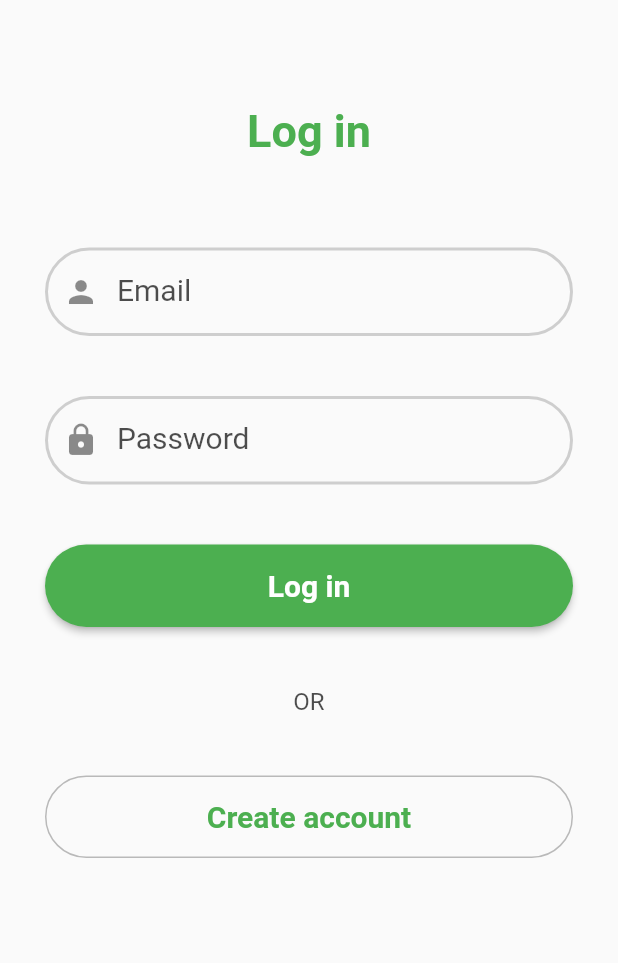
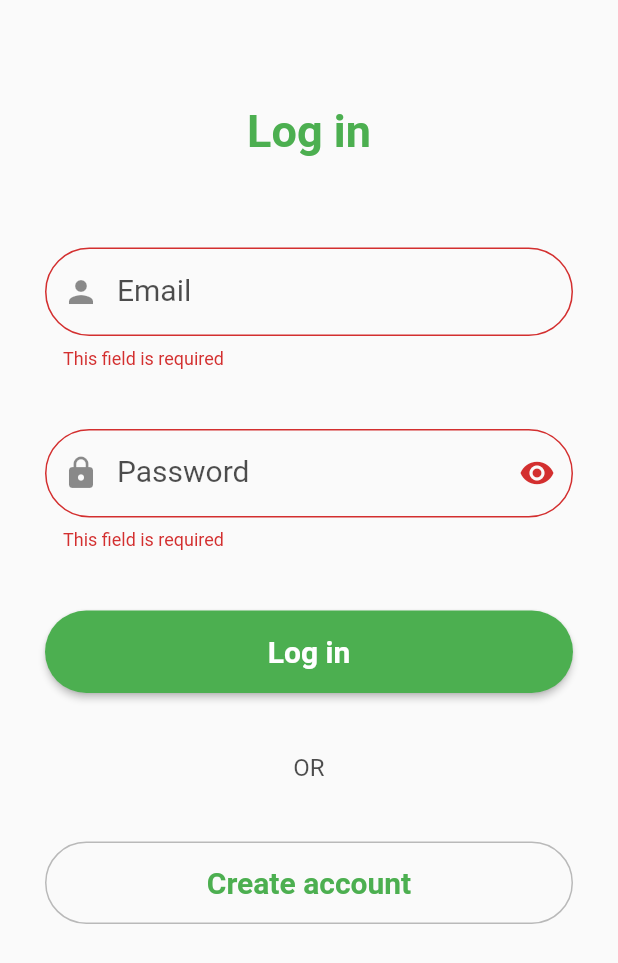
Before and after one commit to Denismr7/spending_planner, a Flutter app: the screen it shows after launch, after a tap on "Log in", on a phone screen of 412 x 824 dp. Shown: the top 963 px of the screen. Run offline on Flutter 3.47's test engine with Material 2 defaults, Android fonts, the phone set to English and light mode, and no system bars; our stand-ins replace firebase_auth, firebase_core; accounts and stored records are empty.

Commit message:
Validate and save auth form and final improvements

```diff
--- /dev/null
+++ b/lib/models/auth_field.dart
@@ -0,0 +1,5 @@
+enum AuthField {
+  Email,
+  Password,
+  RepeatPassword,
+}
--- a/lib/screens/auth.dart
+++ b/lib/screens/auth.dart
@@ -25,7 +25,8 @@ class _AuthScreenState extends State<AuthScreen> {
   @override
   Widget build(BuildContext context) {
     return Scaffold(
-        body: Container(
+        body: SingleChildScrollView(
+      child: Container(
         padding: const EdgeInsets.symmetric(horizontal: 10, vertical: 70),
         width: double.infinity,
         child: Column(
@@ -49,6 +50,7 @@ class _AuthScreenState extends State<AuthScreen> {
             )
           ],
         ),
+      ),
     ));
   }
 }
--- a/lib/widgets/auth_form.dart
+++ b/lib/widgets/auth_form.dart
@@ -1,7 +1,9 @@
 import 'package:flutter/material.dart';
+import 'package:spending_planner/widgets/rounded_form_field.dart';
 
 import '../models/rounded_buttons.dart';
-import 'RoundedElevatedButton.dart';
+import 'rounded_button.dart';
+import '../models/auth_field.dart';
 
 class AuthForm extends StatefulWidget {
   final bool isLogin;
@@ -18,80 +20,95 @@ class AuthForm extends StatefulWidget {
 }
 
 class _AuthFormState extends State<AuthForm> {
+  // Properties
+  final _formKey = GlobalKey<FormState>();
+  final Map<AuthField, String> _authData = Map();
+
+  // Methods
   Widget _buildSizedBox() {
     return SizedBox(height: widget.isLogin ? 40 : 20);
+  }
+
+  String? _validateFormField(AuthField formField, String? value) {
+    if (widget.isLogin && formField == AuthField.RepeatPassword) {
+      return null;
+    }
+    if (value == null || value.isEmpty) {
+      return 'This field is required';
+    }
+
+    switch (formField) {
+      case AuthField.Email:
+        return _validateEmail(value);
+      case AuthField.Password:
+        return _validatePassword(value);
+      case AuthField.RepeatPassword:
+        return _validatePassword(value);
+    }
+  }
+
+  String? _validateEmail(String value) {
+    if (!value.contains("@") || value.length < 4) {
+      return 'Invalid email';
+    }
+
+    return null;
+  }
+
+  String? _validatePassword(String value) {
+    if (value.length < 6) {
+      return 'Password is too short!';
+    }
+
+    return null;
+  }
+
+  _saveField(AuthField field, String? value) {
+    _authData[field] = value!;
+  }
+
+  void _validateAndSubmitForm() {
+    print('Validating...');
+    if (!_formKey.currentState!.validate()) return;
+
+    _formKey.currentState!.save();
+    print('Email: ${_authData[AuthField.Email]}');
   }
 
   @override
   Widget build(BuildContext context) {
     return Form(
+        key: _formKey,
         child: Padding(
           padding: const EdgeInsets.symmetric(horizontal: 20, vertical: 30),
           child: Column(
             children: [
-          TextFormField(
-            decoration: const InputDecoration(
+              RoundedFormField(
+                validator: _validateFormField,
+                onSave: _saveField,
                 prefixIcon: Icon(Icons.person),
+                field: AuthField.Email,
                 labelText: 'Email',
-                labelStyle: TextStyle(
-                  color: const Color.fromARGB(200, 28, 28, 28),
-                  fontSize: 20,
-                ),
-                border: OutlineInputBorder(
-                  borderRadius: const BorderRadius.all(Radius.circular(30)),
-                ),
-                enabledBorder: OutlineInputBorder(
-                  borderRadius: const BorderRadius.all(Radius.circular(30)),
-                  borderSide: const BorderSide(
-                    width: 2.0,
-                    color: const Color.fromARGB(50, 28, 28, 28),
-                  ),
-                )),
+                key: UniqueKey(),
               ),
               _buildSizedBox(),
-          TextFormField(
-            decoration: const InputDecoration(
+              RoundedFormField(
+                validator: _validateFormField,
+                onSave: _saveField,
                 prefixIcon: Icon(Icons.lock),
+                field: AuthField.Password,
                 labelText: 'Password',
-                labelStyle: TextStyle(
-                  color: const Color.fromARGB(200, 28, 28, 28),
-                  fontSize: 20,
-                ),
-                border: OutlineInputBorder(
-                  borderRadius: const BorderRadius.all(Radius.circular(30)),
-                ),
-                enabledBorder: OutlineInputBorder(
-                  borderRadius: const BorderRadius.all(Radius.circular(30)),
-                  borderSide: const BorderSide(
-                    width: 2.0,
-                    color: const Color.fromARGB(50, 28, 28, 28),
-                  ),
-                )),
               ),
               if (!widget.isLogin)
                 Column(
                   children: [
                     _buildSizedBox(),
-                TextFormField(
-                  decoration: const InputDecoration(
+                    RoundedFormField(
+                      validator: _validateFormField,
+                      onSave: _saveField,
                       prefixIcon: Icon(Icons.lock),
+                      field: AuthField.RepeatPassword,
                       labelText: 'Repeat password',
-                      labelStyle: TextStyle(
-                        color: const Color.fromARGB(200, 28, 28, 28),
-                        fontSize: 20,
-                      ),
-                      border: OutlineInputBorder(
-                        borderRadius:
-                            const BorderRadius.all(Radius.circular(30)),
-                      ),
-                      enabledBorder: OutlineInputBorder(
-                        borderRadius:
-                            const BorderRadius.all(Radius.circular(30)),
-                        borderSide: const BorderSide(
-                          width: 2.0,
-                          color: const Color.fromARGB(50, 28, 28, 28),
-                        ),
-                      )),
                     ),
                   ],
                 ),
@@ -99,7 +116,7 @@ class _AuthFormState extends State<AuthForm> {
               RoundedButton(
                 type: RoundedButtons.Elevated,
                 buttonText: widget.isLogin ? 'Log in' : 'Sign up',
-            onPressed: () {},
+                onPressed: _validateAndSubmitForm,
               ),
               _buildSizedBox(),
               const Text(
@@ -112,7 +129,8 @@ class _AuthFormState extends State<AuthForm> {
               _buildSizedBox(),
               RoundedButton(
                 type: RoundedButtons.Outlined,
-            buttonText: widget.isLogin ? 'Create account' : 'I have an account',
+                buttonText:
+                    widget.isLogin ? 'Create account' : 'I have an account',
                 onPressed: widget.handleToggleLogin,
               ),
             ],
--- a/lib/widgets/RoundedElevatedButton.dart
+++ b/lib/widgets/rounded_button.dart
@@ -19,7 +19,7 @@ class RoundedButton extends StatelessWidget {
       height: 55,
       child: type == RoundedButtons.Elevated
           ? ElevatedButton(
-              onPressed: () {},
+              onPressed: onPressed,
               child: Text(buttonText),
               style: ElevatedButton.styleFrom(
                 shape: RoundedRectangleBorder(
--- /dev/null
+++ b/lib/widgets/rounded_form_field.dart
@@ -0,0 +1,82 @@
+import 'package:flutter/material.dart';
+
+import '../models/auth_field.dart';
+
+class RoundedFormField extends StatefulWidget {
+  const RoundedFormField({
+    Key? key,
+    required this.validator,
+    required this.onSave,
+    required this.prefixIcon,
+    required this.field,
+    required this.labelText,
+  }) : super(key: key);
+
+  final String labelText;
+  final Icon prefixIcon;
+  final AuthField field;
+  final Function(AuthField field, String? value) validator;
+  final Function(AuthField field, String? value) onSave;
+
+  @override
+  _RoundedFormFieldState createState() => _RoundedFormFieldState();
+}
+
+class _RoundedFormFieldState extends State<RoundedFormField> {
+  var _hideText = true;
+
+  TextInputType? _getKeyboardType() {
+    if (widget.field == AuthField.Email) {
+      return TextInputType.emailAddress;
+    } else if (widget.field == AuthField.Password ||
+        widget.field == AuthField.RepeatPassword) {
+      return TextInputType.visiblePassword;
+    }
+  }
+
+  _toggleVisiblity() {
+    setState(() {
+      _hideText = !_hideText;
+    });
+  }
+
+  @override
+  Widget build(BuildContext context) {
+    return TextFormField(
+      keyboardType: _getKeyboardType(),
+      obscureText: widget.field == AuthField.Password ||
+              widget.field == AuthField.RepeatPassword
+          ? _hideText
+          : false,
+      decoration: InputDecoration(
+        prefixIcon: widget.prefixIcon,
+        suffixIcon: widget.field == AuthField.Password ||
+                widget.field == AuthField.RepeatPassword
+            ? IconButton(
+                onPressed: _toggleVisiblity,
+                icon: Icon(
+                  _hideText ? Icons.visibility : Icons.visibility_off,
+                ),
+              )
+            : null,
+        labelText: widget.labelText,
+        labelStyle: const TextStyle(
+          color: const Color.fromARGB(200, 28, 28, 28),
+          fontSize: 20,
+        ),
+        border: const OutlineInputBorder(
+          borderRadius: const BorderRadius.all(Radius.circular(30)),
+        ),
+        enabledBorder: const OutlineInputBorder(
+          borderRadius: const BorderRadius.all(Radius.circular(30)),
+          borderSide: const BorderSide(
+            width: 2.0,
+            color: const Color.fromARGB(50, 28, 28, 28),
+          ),
+        ),
+      ),
+      validator: (value) => widget.validator(widget.field, value),
+      onSaved: (value) => widget.onSave(widget.field, value!),
+    );
+  }
+}
```
Lines whose indentation alone changed are shown as unchanged.
